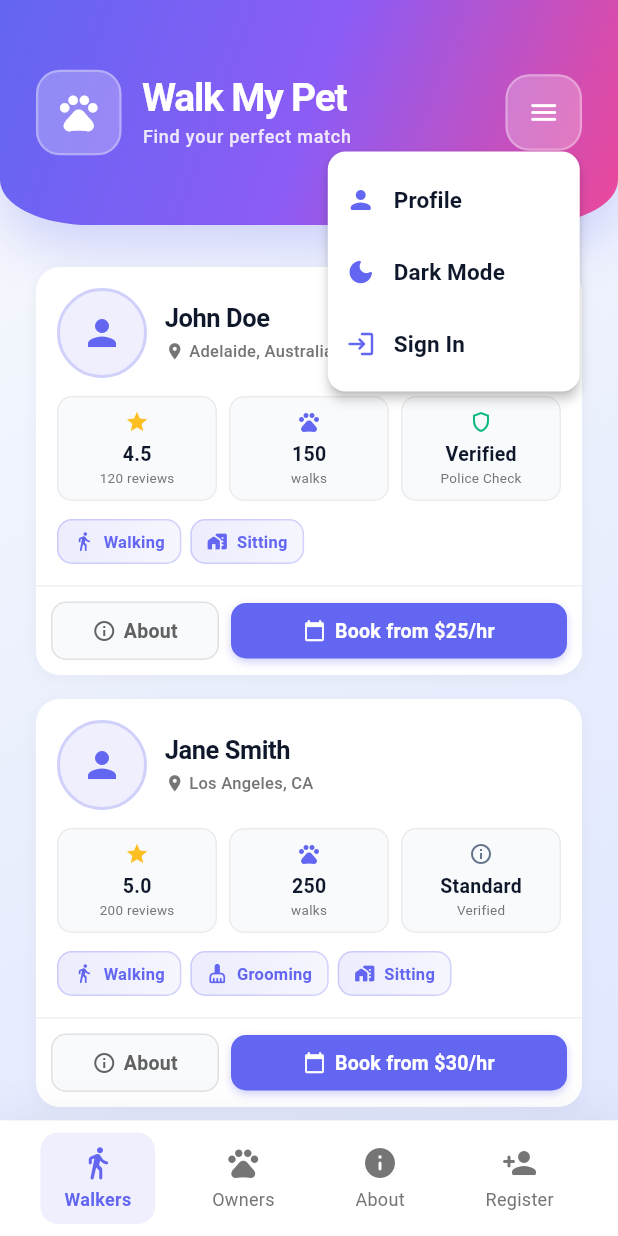
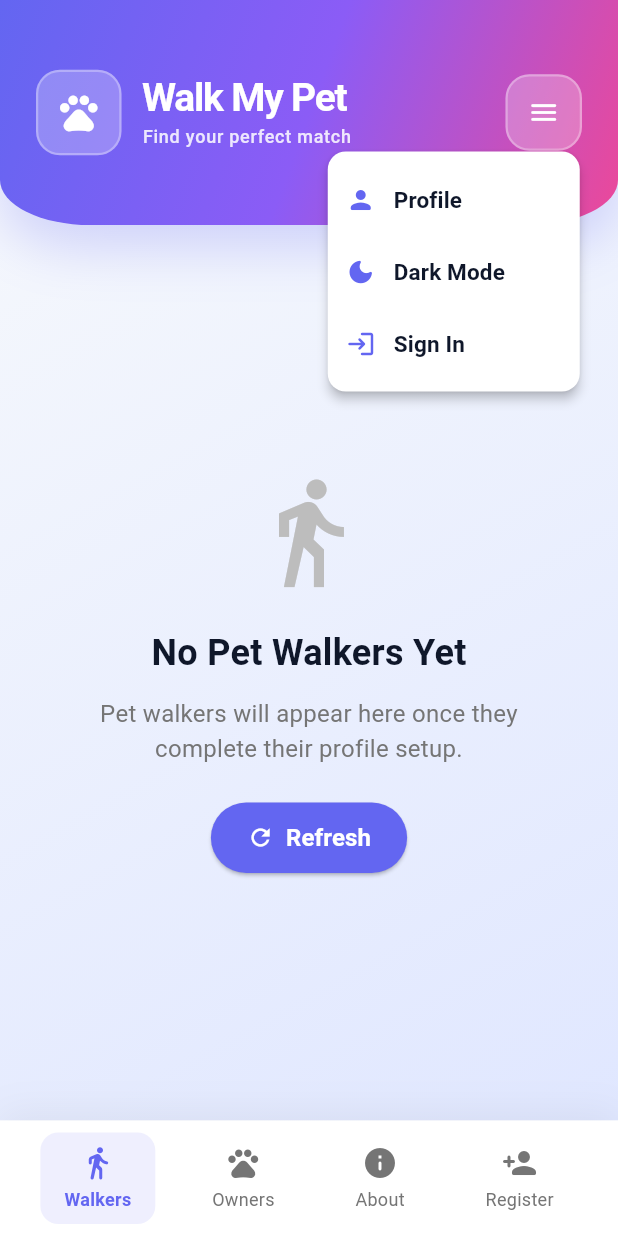
Before and after one commit to Pawsitive01/WalkMyPet, a Flutter app: the screen it shows after launch, after a tap on the "menu" icon, on a phone screen of 412 x 824 dp. Run offline on Flutter 3.47's test engine with Material 3 defaults, Android fonts, the phone set to English and light mode, and no system bars; our stand-ins replace cached_network_image, cloud_firestore, file_picker, firebase_auth, firebase_core, firebase_storage and 6 more; accounts and stored records are empty.

Commit message:
walkers connected to the database and map improved

```diff
--- a/lib/main.dart
+++ b/lib/main.dart
@@ -755,57 +755,8 @@ class _WalkerListState extends State<WalkerList> with SingleTickerProviderStateM
   late List<Animation<double>> _itemAnimations;
   final UserService _userService = UserService();
   List<Walker> _walkers = [];
-
-  static const _dummyWalkers = [
-    Walker(
-      name: 'John Doe',
-      rating: 4.5,
-      reviews: 120,
-      hourlyRate: 25,
-      location: 'Adelaide, Australia',
-      completedWalks: 150,
-      imageUrl: 'assets/images/walker1.jpg',
-      bio: 'I am a dog lover and I have been walking dogs for 5 years. I am very responsible and I will take good care of your dog.',
-      hasPoliceClearance: true,
-      services: ['Walking', 'Sitting'],
-      servicePrices: {
-        'Walking': 25,
-        'Sitting': 35,
-      },
-    ),
-    Walker(
-      name: 'Jane Smith',
-      rating: 5.0,
-      reviews: 200,
-      hourlyRate: 30,
-      location: 'Los Angeles, CA',
-      completedWalks: 250,
-      imageUrl: 'assets/images/walker2.jpg',
-      bio: 'I am a certified dog walker and I have been working with dogs for over 10 years. I am also a certified dog trainer.',
-      hasPoliceClearance: false,
-      services: ['Walking', 'Grooming', 'Sitting'],
-      servicePrices: {
-        'Walking': 30,
-        'Grooming': 45,
-        'Sitting': 40,
-      },
-    ),
-    Walker(
-      name: 'Sam Wilson',
-      rating: 4.2,
-      reviews: 90,
-      hourlyRate: 22,
-      location: 'Adelaide, Australia',
-      completedWalks: 120,
-      imageUrl: 'assets/images/walker3.jpg',
-      bio: 'I am a student and I love dogs. I am available for walks in the afternoon and on weekends.',
-      hasPoliceClearance: true,
-      services: ['Walking'],
-      servicePrices: {
-        'Walking': 22,
-      },
-    ),
-  ];
+  bool _isLoading = true;
+  String? _errorMessage;
 
   @override
   void initState() {
@@ -844,10 +795,13 @@ class _WalkerListState extends State<WalkerList> with SingleTickerProviderStateM
 
       if (mounted) {
         setState(() {
-          _walkers = loadedWalkers.isNotEmpty ? loadedWalkers : _dummyWalkers;
+          _walkers = loadedWalkers;
+          _isLoading = false;
+          _errorMessage = null;
         });
 
         // Create staggered animations for each item
+        if (_walkers.isNotEmpty) {
           _itemAnimations = List.generate(
             _walkers.length,
             (index) => Tween<double>(begin: 0.0, end: 1.0).animate(
@@ -864,28 +818,14 @@ class _WalkerListState extends State<WalkerList> with SingleTickerProviderStateM
 
           _controller.forward();
         }
+      }
     } catch (e) {
       if (mounted) {
         setState(() {
-          _walkers = _dummyWalkers;
+          _walkers = [];
+          _isLoading = false;
+          _errorMessage = 'Failed to load pet walkers. Please try again.';
         });
-
-        // Create staggered animations for each item
-        _itemAnimations = List.generate(
-          _walkers.length,
-          (index) => Tween<double>(begin: 0.0, end: 1.0).animate(
-            CurvedAnimation(
-              parent: _controller,
-              curve: Interval(
-                index * 0.2,
-                0.6 + (index * 0.2),
-                curve: Curves.easeOutCubic,
-              ),
-            ),
-          ),
-        );
-
-        _controller.forward();
       }
     }
   }
@@ -898,6 +838,113 @@ class _WalkerListState extends State<WalkerList> with SingleTickerProviderStateM
 
   @override
   Widget build(BuildContext context) {
+    final isDark = Theme.of(context).brightness == Brightness.dark;
+
+    // Show loading state
+    if (_isLoading) {
+      return const Center(
+        child: CircularProgressIndicator(color: Color(0xFF6366F1)),
+      );
+    }
+
+    // Show error state
+    if (_errorMessage != null) {
+      return Center(
+        child: Padding(
+          padding: const EdgeInsets.all(32.0),
+          child: Column(
+            mainAxisAlignment: MainAxisAlignment.center,
+            children: [
+              Icon(
+                Icons.error_outline,
+                size: 64,
+                color: isDark ? Colors.grey[600] : Colors.grey[400],
+              ),
+              const SizedBox(height: 16),
+              Text(
+                _errorMessage!,
+                style: TextStyle(
+                  fontSize: 16,
+                  color: isDark ? Colors.grey[400] : Colors.grey[600],
+                ),
+                textAlign: TextAlign.center,
+              ),
+              const SizedBox(height: 24),
+              ElevatedButton.icon(
+                onPressed: () {
+                  setState(() {
+                    _isLoading = true;
+                  });
+                  _loadWalkers();
+                },
+                icon: const Icon(Icons.refresh),
+                label: const Text('Retry'),
+                style: ElevatedButton.styleFrom(
+                  backgroundColor: const Color(0xFF6366F1),
+                  foregroundColor: Colors.white,
+                  padding: const EdgeInsets.symmetric(horizontal: 24, vertical: 12),
+                ),
+              ),
+            ],
+          ),
+        ),
+      );
+    }
+
+    // Show empty state
+    if (_walkers.isEmpty) {
+      return Center(
+        child: Padding(
+          padding: const EdgeInsets.all(32.0),
+          child: Column(
+            mainAxisAlignment: MainAxisAlignment.center,
+            children: [
+              Icon(
+                Icons.directions_walk_outlined,
+                size: 80,
+                color: isDark ? Colors.grey[600] : Colors.grey[400],
+              ),
+              const SizedBox(height: 24),
+              Text(
+                'No Pet Walkers Yet',
+                style: TextStyle(
+                  fontSize: 24,
+                  fontWeight: FontWeight.bold,
+                  color: isDark ? Colors.white : const Color(0xFF0F172A),
+                ),
+              ),
+              const SizedBox(height: 12),
+              Text(
+                'Pet walkers will appear here once they complete their profile setup.',
+                style: TextStyle(
+                  fontSize: 16,
+                  color: isDark ? Colors.grey[400] : Colors.grey[600],
+                ),
+                textAlign: TextAlign.center,
+              ),
+              const SizedBox(height: 24),
+              ElevatedButton.icon(
+                onPressed: () {
+                  setState(() {
+                    _isLoading = true;
+                  });
+                  _loadWalkers();
+                },
+                icon: const Icon(Icons.refresh),
+                label: const Text('Refresh'),
+                style: ElevatedButton.styleFrom(
+                  backgroundColor: const Color(0xFF6366F1),
+                  foregroundColor: Colors.white,
+                  padding: const EdgeInsets.symmetric(horizontal: 24, vertical: 12),
+                ),
+              ),
+            ],
+          ),
+        ),
+      );
+    }
+
+    // Show walkers list
     return ListView.builder(
       padding: const EdgeInsets.only(top: 20, bottom: 20),
       itemCount: _walkers.length,
```
Also changed, not shown: lib/services/location_service.dart (+78 -3 lines), lib/widgets/location_picker.dart (+92 -14 lines), pubspec.lock. Lines whose indentation alone changed are shown as unchanged.
